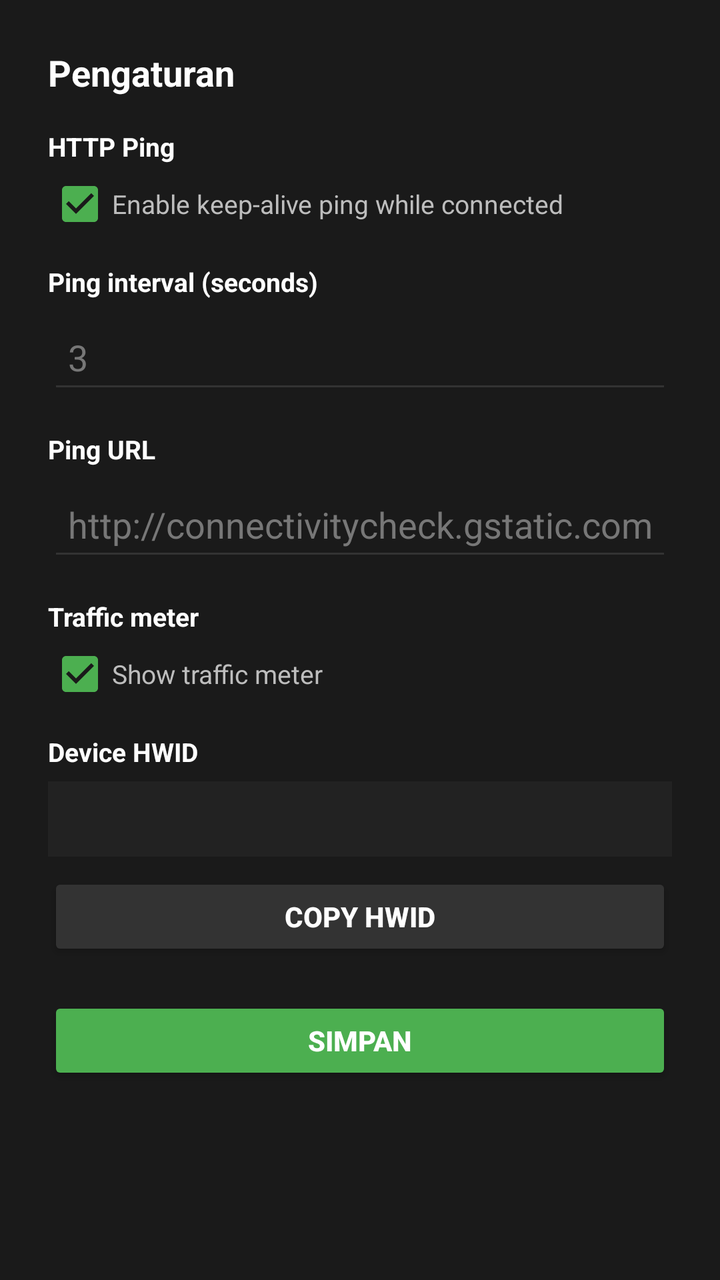
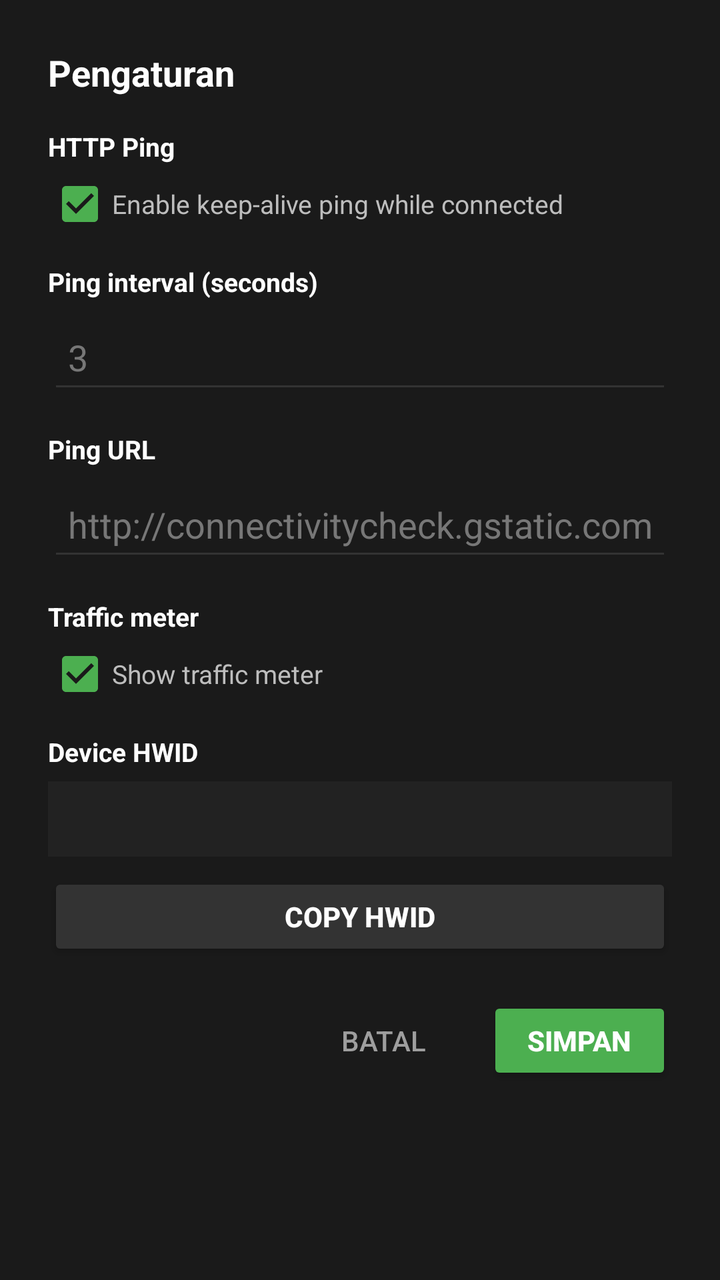

Two renders of the same Android screen: before a commit and after it. Below are the layout's source before the change and the commit's diff.
<!-- AndroidManifest.xml: application theme Theme.JhopanLiteVPN -->
<!-- res/layout/dialog_settings.xml -->
<?xml version="1.0" encoding="utf-8"?>
<ScrollView xmlns:android="http://schemas.android.com/apk/res/android"
    android:layout_width="match_parent"
    android:layout_height="wrap_content"
    android:background="#1A1A1A">

    <LinearLayout
        android:layout_width="match_parent"
        android:layout_height="wrap_content"
        android:orientation="vertical"
        android:padding="24dp">

        <TextView
            android:layout_width="match_parent"
            android:layout_height="wrap_content"
            android:text="Pengaturan"
            android:textStyle="bold"
            android:textSize="18sp"
            android:textColor="#FFFFFF" />

        <TextView
            android:layout_width="match_parent"
            android:layout_height="wrap_content"
            android:layout_marginTop="16dp"
            android:text="HTTP Ping"
            android:textStyle="bold"
            android:textSize="13sp"
            android:textColor="#FFFFFF" />
        <CheckBox
            android:id="@+id/set_ping"
            android:layout_width="match_parent"
            android:layout_height="wrap_content"
            android:layout_marginTop="4dp"
            android:text="Enable keep-alive ping while connected"
            android:textSize="13sp"
            android:textColor="#BDBDBD"
            android:buttonTint="#4CAF50"
            android:checked="true" />

        <TextView
            android:layout_width="match_parent"
            android:layout_height="wrap_content"
            android:layout_marginTop="14dp"
            android:text="Ping interval (seconds)"
            android:textStyle="bold"
            android:textSize="13sp"
            android:textColor="#FFFFFF" />
        <EditText
            android:id="@+id/set_ping_interval"
            android:layout_width="match_parent"
            android:layout_height="46dp"
            android:layout_marginTop="6dp"
            android:hint="3"
            android:textColorHint="#777777"
            android:textColor="#FFFFFF"
            android:backgroundTint="#333333"
            android:padding="10dp"
            android:inputType="number"
            android:singleLine="true" />

        <TextView
            android:layout_width="match_parent"
            android:layout_height="wrap_content"
            android:layout_marginTop="14dp"
            android:text="Ping URL"
            android:textStyle="bold"
            android:textSize="13sp"
            android:textColor="#FFFFFF" />
        <EditText
            android:id="@+id/set_ping_url"
            android:layout_width="match_parent"
            android:layout_height="46dp"
            android:layout_marginTop="6dp"
            android:hint="http://connectivitycheck.gstatic.com/generate_204"
            android:textColorHint="#777777"
            android:textColor="#FFFFFF"
            android:backgroundTint="#333333"
            android:padding="10dp"
            android:singleLine="true"
            android:inputType="textUri" />

        <TextView
            android:layout_width="match_parent"
            android:layout_height="wrap_content"
            android:layout_marginTop="14dp"
            android:text="Traffic meter"
            android:textStyle="bold"
            android:textSize="13sp"
            android:textColor="#FFFFFF" />
        <CheckBox
            android:id="@+id/set_traffic"
            android:layout_width="match_parent"
            android:layout_height="wrap_content"
            android:layout_marginTop="4dp"
            android:text="Show traffic meter"
            android:textSize="13sp"
            android:textColor="#BDBDBD"
            android:buttonTint="#4CAF50"
            android:checked="true" />

        <TextView
            android:layout_width="match_parent"
            android:layout_height="wrap_content"
            android:layout_marginTop="14dp"
            android:text="Device HWID"
            android:textStyle="bold"
            android:textSize="13sp"
            android:textColor="#FFFFFF" />
        <TextView
            android:id="@+id/set_hwid"
            android:layout_width="match_parent"
            android:layout_height="wrap_content"
            android:layout_marginTop="6dp"
            android:fontFamily="monospace"
            android:textIsSelectable="true"
            android:textSize="13sp"
            android:textColor="#00E5FF"
            android:background="#222222"
            android:padding="10dp" />

        <Button
            android:id="@+id/set_copy_hwid"
            android:layout_width="match_parent"
            android:layout_height="44dp"
            android:layout_marginTop="8dp"
            android:text="Copy HWID"
            android:textAllCaps="true"
            android:textStyle="bold"
            android:backgroundTint="#333333"
            android:textColor="#FFFFFF" />

        <Button
            android:id="@+id/set_done"
            android:layout_width="match_parent"
            android:layout_height="44dp"
            android:layout_marginTop="18dp"
            android:text="SIMPAN"
            android:textAllCaps="true"
            android:textStyle="bold"
            android:backgroundTint="#4CAF50"
            android:textColor="#FFFFFF" />
    </LinearLayout>
</ScrollView>
<!-- resources referenced by this layout -->
<resources>
  <style name="Theme.JhopanLiteVPN" parent="Theme.AppCompat.Light.NoActionBar">
          <item name="colorPrimary">@color/primary</item>
          <item name="android:statusBarColor">#121212</item>
          <item name="android:navigationBarColor">#121212</item>
      </style>
  <color name="primary">#4CAF50</color>
</resources>

<!-- the commit's change to res/layout/dialog_settings.xml (unified diff, before → after) -->
@@ -129,15 +129,34 @@
             android:backgroundTint="#333333"
             android:textColor="#FFFFFF" />
 
-        <Button
-            android:id="@+id/set_done"
+        <LinearLayout
             android:layout_width="match_parent"
-            android:layout_height="44dp"
+            android:layout_height="wrap_content"
             android:layout_marginTop="18dp"
-            android:text="SIMPAN"
-            android:textAllCaps="true"
-            android:textStyle="bold"
-            android:backgroundTint="#4CAF50"
-            android:textColor="#FFFFFF" />
+            android:orientation="horizontal"
+            android:gravity="end">
+
+            <Button
+                android:id="@+id/set_cancel"
+                android:layout_width="wrap_content"
+                android:layout_height="44dp"
+                android:paddingHorizontal="16dp"
+                android:text="BATAL"
+                android:textAllCaps="true"
+                android:textColor="#9E9E9E"
+                style="@style/Widget.AppCompat.Button.Borderless" />
+
+            <Button
+                android:id="@+id/set_done"
+                android:layout_width="wrap_content"
+                android:layout_height="44dp"
+                android:layout_marginStart="8dp"
+                android:paddingHorizontal="20dp"
+                android:text="SIMPAN"
+                android:textAllCaps="true"
+                android:textStyle="bold"
+                android:backgroundTint="#4CAF50"
+                android:textColor="#FFFFFF" />
+        </LinearLayout>
     </LinearLayout>
 </ScrollView>
